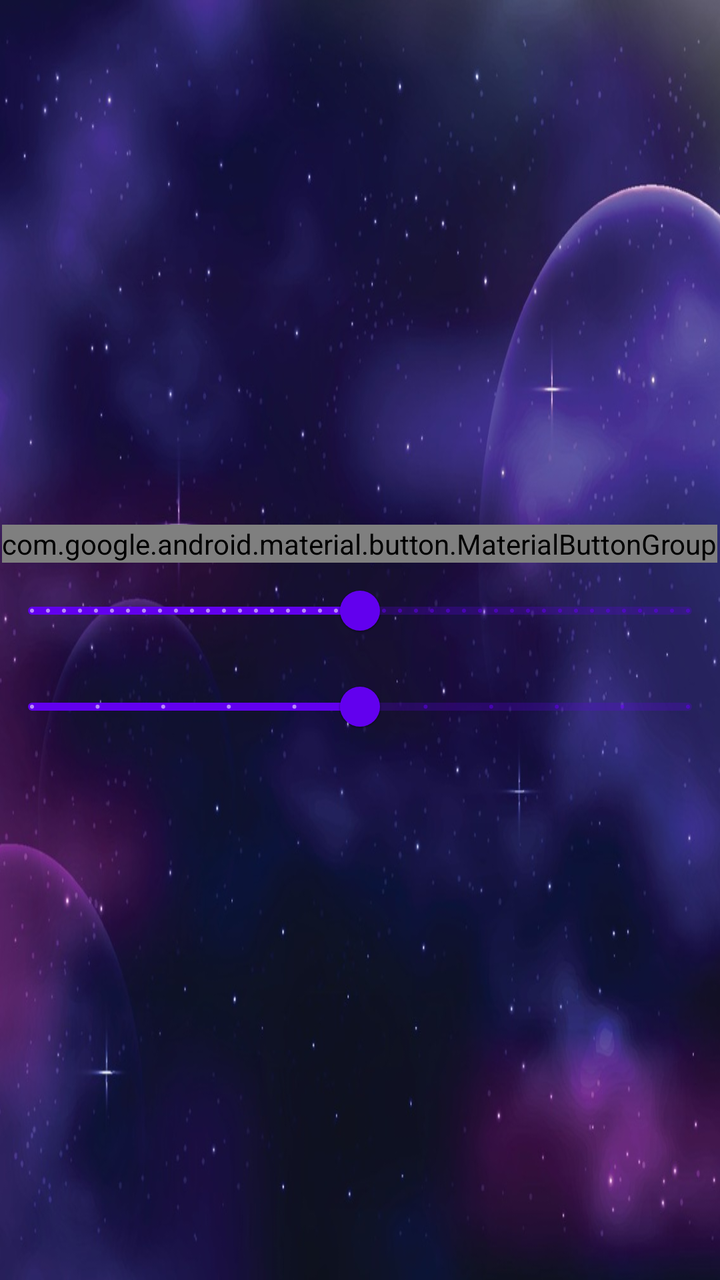
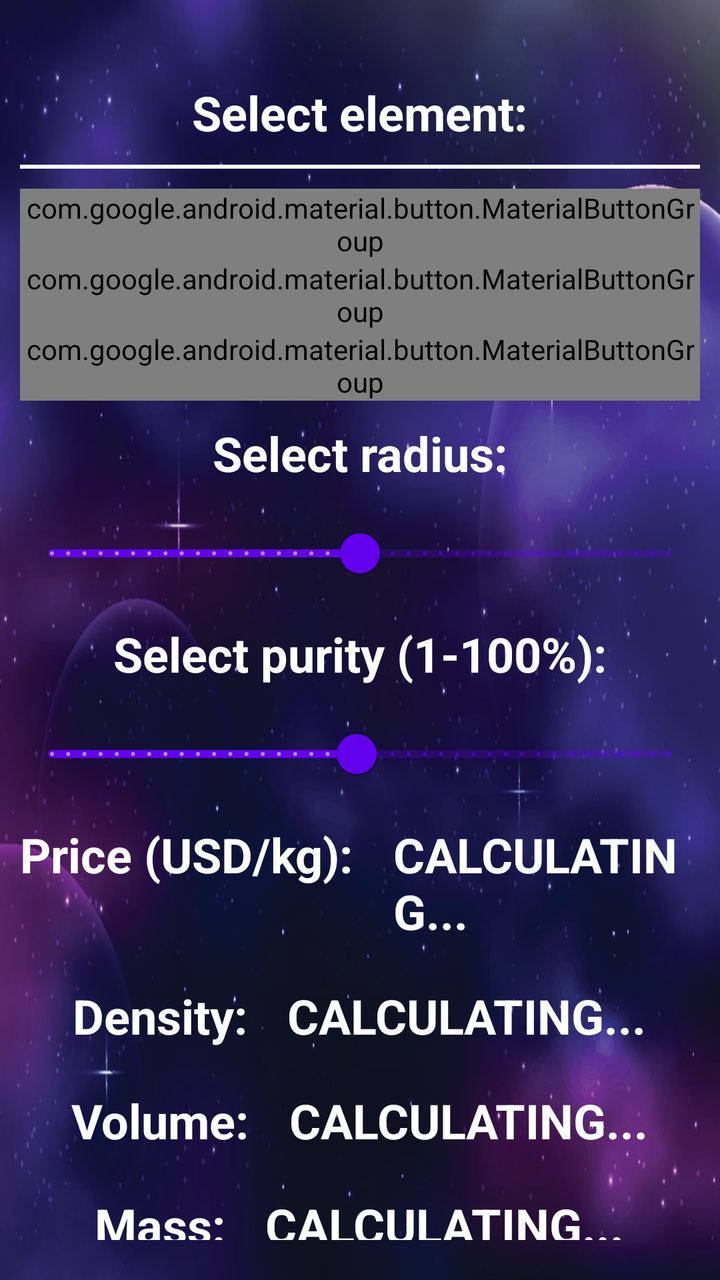

Screens rendered from an Android XML layout before and after an edit, with the pre-edit source and the edit as a unified diff.
<!-- AndroidManifest.xml: application theme Theme.AsteroidMining -->
<!-- res/layout/activity_main.xml -->
<?xml version="1.0" encoding="utf-8"?>
<androidx.constraintlayout.widget.ConstraintLayout xmlns:android="http://schemas.android.com/apk/res/android"
    xmlns:app="http://schemas.android.com/apk/res-auto"
    xmlns:tools="http://schemas.android.com/tools"
    android:id="@+id/main"
    android:layout_width="match_parent"
    android:layout_height="match_parent"
    android:background="@drawable/stars_background"
    tools:context=".MainActivity">

    <LinearLayout
        android:layout_width="match_parent"
        android:layout_height="match_parent"
        android:gravity="center"
        android:orientation="vertical">

        <com.google.android.material.button.MaterialButtonGroup
            android:id="@+id/gbtn_elements"
            android:layout_width="wrap_content"
            android:layout_height="wrap_content"
            app:checkedButton="@id/magnesium"
            app:selectionRequired="true"
            app:singleSelection="true">

            <com.google.android.material.button.MaterialButton
                android:id="@+id/magnesium"
                android:layout_width="0dp"
                android:layout_height="50dp"
                android:layout_weight="1"
                android:text="@string/e_letter_magnesium" />

            <com.google.android.material.button.MaterialButton
                android:id="@+id/aluminium"
                android:layout_width="0dp"
                android:layout_height="50dp"
                android:layout_weight="1"
                android:text="@string/e_letter_aluminium" />

            <com.google.android.material.button.MaterialButton
                android:id="@+id/silicon"
                android:layout_width="0dp"
                android:layout_height="50dp"
                android:layout_weight="1"
                android:text="@string/e_letter_silicon" />

            <com.google.android.material.button.MaterialButton
                android:id="@+id/titanium"
                android:layout_width="0dp"
                android:layout_height="50dp"
                android:layout_weight="1"
                android:text="@string/e_letter_titanium" />
        </com.google.android.material.button.MaterialButtonGroup>

        <com.google.android.material.slider.Slider
            android:id="@+id/slider_radius"
            android:layout_width="wrap_content"
            android:layout_height="wrap_content"
            android:stepSize="10"
            android:value="500"
            android:valueFrom="0"
            android:valueTo="1000" />

        <com.google.android.material.slider.Slider
            android:id="@+id/slider"
            android:layout_width="match_parent"
            android:layout_height="wrap_content"
            android:stepSize="100"
            android:value="500"
            android:valueFrom="0"
            android:valueTo="1000" />
    </LinearLayout>
</androidx.constraintlayout.widget.ConstraintLayout>
<!-- resources referenced by this layout -->
<resources>
  <!-- drawable stars_background: png bitmap (drawable, 131865 bytes) -->
  <string name="e_letter_aluminium">A</string>
  <string name="e_letter_magnesium">Mg</string>
  <string name="e_letter_silicon">Si</string>
  <string name="e_letter_titanium">Ti</string>
  <style name="Theme.AsteroidMining" parent="Theme.MaterialComponents.DayNight.DarkActionBar">
          
          <item name="colorPrimary">@color/purple_500</item>
          <item name="colorPrimaryVariant">@color/purple_700</item>
          <item name="colorOnPrimary">@color/white</item>
          
          <item name="colorSecondary">@color/teal_200</item>
          <item name="colorSecondaryVariant">@color/teal_700</item>
          <item name="colorOnSecondary">@color/black</item>
          
          <item name="android:statusBarColor">?attr/colorPrimaryVariant</item>
          
      </style>
  <color name="purple_500">#FF6200EE</color>
  <color name="purple_700">#FF3700B3</color>
  <color name="white">#FFFFFFFF</color>
  <color name="teal_200">#FF03DAC5</color>
  <color name="teal_700">#FF018786</color>
  <color name="black">#FF000000</color>
</resources>

<!-- the commit's change to res/layout/activity_main.xml (unified diff, before → after) -->
@@ -12,44 +12,174 @@
         android:layout_width="match_parent"
         android:layout_height="match_parent"
         android:gravity="center"
-        android:orientation="vertical">
+        android:orientation="vertical"
+        android:padding="10dp">
+
+        <TextView
+            android:id="@+id/tv_select_element"
+            android:layout_width="wrap_content"
+            android:layout_height="wrap_content"
+            android:layout_marginTop="30dp"
+            android:layout_marginBottom="10dp"
+            android:text="@string/select_element"
+            android:textColor="@color/white"
+            android:textSize="24sp"
+            android:textStyle="bold" />
+
+        <View
+            android:id="@+id/divider"
+            android:layout_width="match_parent"
+            android:layout_height="2dp"
+            android:layout_marginBottom="10dp"
+            android:background="@color/white" />
+
+        <LinearLayout
+            android:id="@+id/linlay_selected"
+            android:layout_width="wrap_content"
+            android:layout_height="wrap_content"
+            android:gravity="center"
+            android:orientation="horizontal"
+            android:visibility="gone">
+
+            <ImageView
+                android:id="@+id/iv_element"
+                android:layout_width="wrap_content"
+                android:layout_height="wrap_content"
+                android:layout_marginRight="20dp"
+                android:layout_weight="1"
+                app:srcCompat="@drawable/ic_launcher_foreground" />
+
+            <Button
+                android:id="@+id/b_select_element_again"
+                android:layout_width="wrap_content"
+                android:layout_height="wrap_content"
+                android:layout_weight="1"
+                android:backgroundTint="#FF1744"
+                android:text="@string/reselect_element"
+                android:textColor="@color/white" />
+        </LinearLayout>
 
         <com.google.android.material.button.MaterialButtonGroup
             android:id="@+id/gbtn_elements"
             android:layout_width="wrap_content"
             android:layout_height="wrap_content"
-            app:checkedButton="@id/magnesium"
+            app:checkedButton="@+id/b_magnesium"
             app:selectionRequired="true"
             app:singleSelection="true">
 
             <com.google.android.material.button.MaterialButton
-                android:id="@+id/magnesium"
+                android:id="@+id/b_magnesium"
                 android:layout_width="0dp"
                 android:layout_height="50dp"
                 android:layout_weight="1"
                 android:text="@string/e_letter_magnesium" />
 
             <com.google.android.material.button.MaterialButton
-                android:id="@+id/aluminium"
+                android:id="@+id/b_aluminium"
                 android:layout_width="0dp"
                 android:layout_height="50dp"
                 android:layout_weight="1"
                 android:text="@string/e_letter_aluminium" />
 
             <com.google.android.material.button.MaterialButton
-                android:id="@+id/silicon"
+                android:id="@+id/b_silicon"
                 android:layout_width="0dp"
                 android:layout_height="50dp"
                 android:layout_weight="1"
                 android:text="@string/e_letter_silicon" />
 
             <com.google.android.material.button.MaterialButton
-                android:id="@+id/titanium"
+                android:id="@+id/b_titanium"
                 android:layout_width="0dp"
                 android:layout_height="50dp"
                 android:layout_weight="1"
                 android:text="@string/e_letter_titanium" />
         </com.google.android.material.button.MaterialButtonGroup>
+
+        <com.google.android.material.button.MaterialButtonGroup
+            android:id="@+id/gbtn_elements2"
+            android:layout_width="wrap_content"
+            android:layout_height="wrap_content"
+            app:checkedButton="@id/b_chromium"
+            app:selectionRequired="true"
+            app:singleSelection="true">
+
+            <com.google.android.material.button.MaterialButton
+                android:id="@+id/b_chromium"
+                android:layout_width="0dp"
+                android:layout_height="50dp"
+                android:layout_weight="1"
+                android:text="@string/e_letter_chromium" />
+
+            <com.google.android.material.button.MaterialButton
+                android:id="@+id/b_iron"
+                android:layout_width="0dp"
+                android:layout_height="50dp"
+                android:layout_weight="1"
+                android:text="@string/e_letter_iron" />
+
+            <com.google.android.material.button.MaterialButton
+                android:id="@+id/b_cobalt"
+                android:layout_width="0dp"
+                android:layout_height="50dp"
+                android:layout_weight="1"
+                android:text="@string/e_letter_cobalt" />
+
+            <com.google.android.material.button.MaterialButton
+                android:id="@+id/b_nickel"
+                android:layout_width="0dp"
+                android:layout_height="50dp"
+                android:layout_weight="1"
+                android:text="@string/e_letter_nickel" />
+        </com.google.android.material.button.MaterialButtonGroup>
+
+        <com.google.android.material.button.MaterialButtonGroup
+            android:id="@+id/gbtn_elements3"
+            android:layout_width="wrap_content"
+            android:layout_height="wrap_content"
+            app:checkedButton="@id/b_copper"
+            app:selectionRequired="true"
+            app:singleSelection="true">
+
+            <com.google.android.material.button.MaterialButton
+                android:id="@+id/b_copper"
+                android:layout_width="0dp"
+                android:layout_height="50dp"
+                android:layout_weight="1"
+                android:text="@string/e_letter_copper" />
+
+            <com.google.android.material.button.MaterialButton
+                android:id="@+id/b_silver"
+                android:layout_width="0dp"
+                android:layout_height="50dp"
+                android:layout_weight="1"
+                android:text="@string/e_letter_silver" />
+
+            <com.google.android.material.button.MaterialButton
+                android:id="@+id/b_gold"
+                android:layout_width="0dp"
+                android:layout_height="50dp"
+                android:layout_weight="1"
+                android:text="@string/e_letter_gold" />
+
+            <com.google.android.material.button.MaterialButton
+                android:id="@+id/b_tungsten"
+                android:layout_width="0dp"
+                android:layout_height="50dp"
+                android:layout_weight="1"
+                android:text="@string/e_letter_tungsten" />
+        </com.google.android.material.button.MaterialButtonGroup>
+
+        <TextView
+            android:id="@+id/tv_select_radius"
+            android:layout_width="wrap_content"
+            android:layout_height="wrap_content"
+            android:layout_marginTop="10dp"
+            android:layout_marginBottom="10dp"
+            android:text="@string/select_radius"
+            android:textColor="@color/white"
+            android:textSize="24sp"
+            android:textStyle="bold" />
 
         <com.google.android.material.slider.Slider
             android:id="@+id/slider_radius"
@@ -60,13 +190,177 @@
             android:valueFrom="0"
             android:valueTo="1000" />
 
+        <TextView
+            android:id="@+id/tv_select_purity"
+            android:layout_width="wrap_content"
+            android:layout_height="wrap_content"
+            android:layout_marginTop="10dp"
+            android:layout_marginBottom="10dp"
+            android:text="@string/select_purity"
+            android:textColor="@color/white"
+            android:textSize="24sp"
+            android:textStyle="bold" />
+
         <com.google.android.material.slider.Slider
             android:id="@+id/slider"
             android:layout_width="match_parent"
             android:layout_height="wrap_content"
-            android:stepSize="100"
-            android:value="500"
-            android:valueFrom="0"
-            android:valueTo="1000" />
+            android:stepSize="1"
+            android:value="50"
+            android:valueFrom="1"
+            android:valueTo="100" />
+
+        <LinearLayout
+            android:layout_width="wrap_content"
+            android:layout_height="wrap_content"
+            android:orientation="horizontal">
+
+            <TextView
+                android:id="@+id/tv_price"
+                android:layout_width="wrap_content"
+                android:layout_height="wrap_content"
+                android:layout_marginTop="10dp"
+                android:layout_marginRight="20dp"
+                android:layout_marginBottom="10dp"
+                android:text="@string/price"
+                android:textColor="@color/white"
+                android:textSize="24sp"
+                android:textStyle="bold" />
+
+            <TextView
+                android:id="@+id/tv_n_price"
+                android:layout_width="0dp"
+                android:layout_height="wrap_content"
+                android:layout_marginTop="10dp"
+                android:layout_marginBottom="10dp"
+                android:layout_weight="1"
+                android:text="@string/temp"
+                android:textColor="@color/white"
+                android:textSize="24sp"
+                android:textStyle="bold" />
+        </LinearLayout>
+
+        <LinearLayout
+            android:layout_width="wrap_content"
+            android:layout_height="wrap_content"
+            android:orientation="horizontal">
+
+            <TextView
+                android:id="@+id/tv_density"
+                android:layout_width="wrap_content"
+                android:layout_height="wrap_content"
+                android:layout_marginTop="10dp"
+                android:layout_marginRight="20dp"
+                android:layout_marginBottom="10dp"
+                android:text="@string/density"
+                android:textColor="@color/white"
+                android:textSize="24sp"
+                android:textStyle="bold" />
+
+            <TextView
+                android:id="@+id/tv_n_density_element"
+                android:layout_width="wrap_content"
+                android:layout_height="wrap_content"
+                android:layout_marginTop="10dp"
+                android:layout_marginBottom="10dp"
+                android:layout_weight="1"
+                android:text="@string/temp"
+                android:textColor="@color/white"
+                android:textSize="24sp"
+                android:textStyle="bold" />
+        </LinearLayout>
+
+        <LinearLayout
+            android:layout_width="wrap_content"
+            android:layout_height="wrap_content"
+            android:orientation="horizontal">
+
+            <TextView
+                android:id="@+id/tv_volume"
+                android:layout_width="wrap_content"
+                android:layout_height="wrap_content"
+                android:layout_marginTop="10dp"
+                android:layout_marginRight="20dp"
+                android:layout_marginBottom="10dp"
+                android:text="@string/volume"
+                android:textColor="@color/white"
+                android:textSize="24sp"
+                android:textStyle="bold" />
+
+            <TextView
+                android:id="@+id/tv_n_volume_element"
+                android:layout_width="0dp"
+                android:layout_height="wrap_content"
+                android:layout_marginTop="10dp"
+                android:layout_marginBottom="10dp"
+                android:layout_weight="1"
+                android:text="@string/temp"
+                android:textColor="@color/white"
+                android:textSize="24sp"
+                android:textStyle="bold" />
+        </LinearLayout>
+
+        <LinearLayout
+            android:layout_width="wrap_content"
+            android:layout_height="wrap_content"
+            android:orientation="horizontal">
+
+            <TextView
+                android:id="@+id/tv_mass"
+                android:layout_width="wrap_content"
+                android:layout_height="wrap_content"
+                android:layout_marginTop="10dp"
+                android:layout_marginRight="20dp"
+                android:layout_marginBottom="10dp"
+                android:text="@string/mass"
+                android:textColor="@color/white"
+                android:textSize="24sp"
+                android:textStyle="bold" />
+
+            <TextView
+                android:id="@+id/tv_n_mass_element"
+                android:layout_width="0dp"
+                android:layout_height="wrap_content"
+                android:layout_marginTop="10dp"
+                android:layout_marginBottom="10dp"
+                android:layout_weight="1"
+                android:text="@string/temp"
+                android:textColor="@color/white"
+                android:textSize="24sp"
+                android:textStyle="bold" />
+        </LinearLayout>
+
+        <LinearLayout
+            android:layout_width="wrap_content"
+            android:layout_height="wrap_content"
+            android:gravity="center"
+            android:orientation="horizontal">
+
+            <TextView
+                android:id="@+id/tv_final_price"
+                android:layout_width="wrap_content"
+                android:layout_height="wrap_content"
+                android:layout_marginTop="10dp"
+                android:layout_marginRight="20dp"
+                android:layout_marginBottom="10dp"
+                android:text="@string/estimated_total"
+                android:textAlignment="center"
+                android:textColor="@color/teal_700"
+                android:textSize="24sp"
+                android:textStyle="bold" />
+
+            <TextView
+                android:id="@+id/tv_n_total"
+                android:layout_width="0dp"
+                android:layout_height="wrap_content"
+                android:layout_marginTop="10dp"
+                android:layout_marginBottom="10dp"
+                android:layout_weight="1"
+                android:text="@string/temp"
+                android:textColor="@color/teal_700"
+                android:textSize="24sp"
+                android:textStyle="bold" />
+        </LinearLayout>
+
     </LinearLayout>
 </androidx.constraintlayout.widget.ConstraintLayout>
<!-- resource entries referenced after the edit -->
@@ -1,10 +1,28 @@
 <!-- resources referenced by this layout -->
 <resources>
   <!-- drawable stars_background: png bitmap (drawable, 131865 bytes) -->
+  <string name="density">Density: </string>
   <string name="e_letter_aluminium">A</string>
+  <string name="e_letter_chromium">Cr</string>
+  <string name="e_letter_cobalt">Co</string>
+  <string name="e_letter_copper">Cu</string>
+  <string name="e_letter_gold">Au</string>
+  <string name="e_letter_iron">Fe</string>
   <string name="e_letter_magnesium">Mg</string>
+  <string name="e_letter_nickel">Ni</string>
   <string name="e_letter_silicon">Si</string>
+  <string name="e_letter_silver">Ag</string>
   <string name="e_letter_titanium">Ti</string>
+  <string name="e_letter_tungsten">W</string>
+  <string name="estimated_total">Total ($): </string>
+  <string name="mass">Mass: </string>
+  <string name="price">Price (USD/kg): </string>
+  <string name="reselect_element">Select\nanother\nelement</string>
+  <string name="select_element">Select element: </string>
+  <string name="select_purity">Select purity (1-100%):</string>
+  <string name="select_radius">Select radius: </string>
+  <string name="temp">CALCULATING...</string>
+  <string name="volume">Volume: </string>
   <style name="Theme.AsteroidMining" parent="Theme.MaterialComponents.DayNight.DarkActionBar">
           
           <item name="colorPrimary">@color/purple_500</item>
@@ -21,6 +39,37 @@
   <color name="purple_500">#FF6200EE</color>
   <color name="purple_700">#FF3700B3</color>
   <color name="white">#FFFFFFFF</color>
+  <!-- drawable ic_launcher_foreground (drawable) -->
+  <vector xmlns:android="http://schemas.android.com/apk/res/android"
+      xmlns:aapt="http://schemas.android.com/aapt"
+      android:width="108dp"
+      android:height="108dp"
+      android:viewportWidth="108"
+      android:viewportHeight="108">
+      <path android:pathData="M31,63.928c0,0 6.4,-11 12.1,-13.1c7.2,-2.6 26,-1.4 26,-1.4l38.1,38.1L107,108.928l-32,-1L31,63.928z">
+          <aapt:attr name="android:fillColor">
+              <gradient
+                  android:endX="85.84757"
+                  android:endY="92.4963"
+                  android:startX="42.9492"
+                  android:startY="49.59793"
+                  android:type="linear">
+                  <item
+                      android:color="#44000000"
+                      android:offset="0.0" />
+                  <item
+                      android:color="#00000000"
+                      android:offset="1.0" />
+              </gradient>
+          </aapt:attr>
+      </path>
+      <path
+          android:fillColor="#FFFFFF"
+          android:fillType="nonZero"
+          android:pathData="M65.3,45.828l3.8,-6.6c0.2,-0.4 0.1,-0.9 -0.3,-1.1c-0.4,-0.2 -0.9,-0.1 -1.1,0.3l-3.9,6.7c-6.3,-2.8 -13.4,-2.8 -19.7,0l-3.9,-6.7c-0.2,-0.4 -0.7,-0.5 -1.1,-0.3C38.8,38.328 38.7,38.828 38.9,39.228l3.8,6.6C36.2,49.428 31.7,56.028 31,63.928h46C76.3,56.028 71.8,49.428 65.3,45.828zM43.4,57.328c-0.8,0 -1.5,-0.5 -1.8,-1.2c-0.3,-0.7 -0.1,-1.5 0.4,-2.1c0.5,-0.5 1.4,-0.7 2.1,-0.4c0.7,0.3 1.2,1 1.2,1.8C45.3,56.528 44.5,57.328 43.4,57.328L43.4,57.328zM64.6,57.328c-0.8,0 -1.5,-0.5 -1.8,-1.2s-0.1,-1.5 0.4,-2.1c0.5,-0.5 1.4,-0.7 2.1,-0.4c0.7,0.3 1.2,1 1.2,1.8C66.5,56.528 65.6,57.328 64.6,57.328L64.6,57.328z"
+          android:strokeWidth="1"
+          android:strokeColor="#00000000" />
+  </vector>
   <color name="teal_200">#FF03DAC5</color>
   <color name="teal_700">#FF018786</color>
   <color name="black">#FF000000</color>
